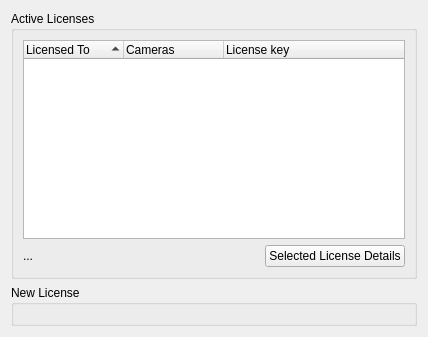
Qt form client/src/ui/widgets/settings/license_manager_widget.ui (networkoptix/nx_open) before a commit.
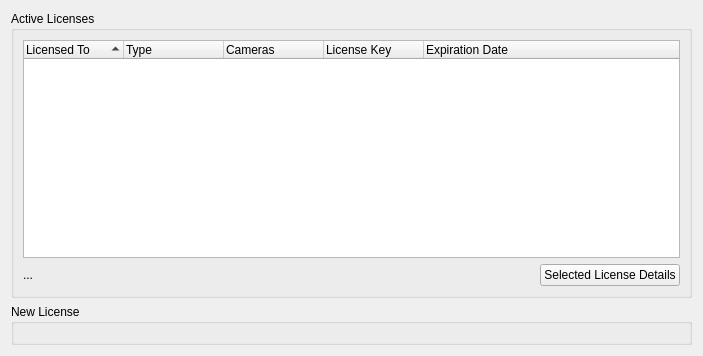
The same form after that commit. Custom widgets are drawn as their Qt base class.

Commit message:
Bug #1765: license dialog change
<==== Mercurial data ====>
Branch: feature/1758

```diff
--- a/client/src/ui/widgets/settings/license_manager_widget.ui
+++ b/client/src/ui/widgets/settings/license_manager_widget.ui
@@ -6,8 +6,8 @@
    <rect>
     <x>0</x>
     <y>0</y>
-    <width>428</width>
-    <height>337</height>
+    <width>703</width>
+    <height>356</height>
    </rect>
   </property>
   <property name="windowTitle">
@@ -33,7 +33,7 @@
              <bool>true</bool>
             </property>
             <property name="columnCount">
-             <number>3</number>
+             <number>5</number>
             </property>
             <attribute name="headerStretchLastSection">
              <bool>true</bool>
@@ -43,6 +43,11 @@
               <string>Licensed To</string>
              </property>
             </column>
+            <column>
+             <property name="text">
+              <string>Type</string>
+             </property>
+            </column>
             <column>
              <property name="text">
               <string>Cameras</string>
@@ -50,7 +55,12 @@
             </column>
             <column>
              <property name="text">
-              <string>License key</string>
+              <string>License Key</string>
+             </property>
+            </column>
+            <column>
+             <property name="text">
+              <string>Expiration Date</string>
              </property>
             </column>
            </widget>
```
The commit also changes 1 other file.
